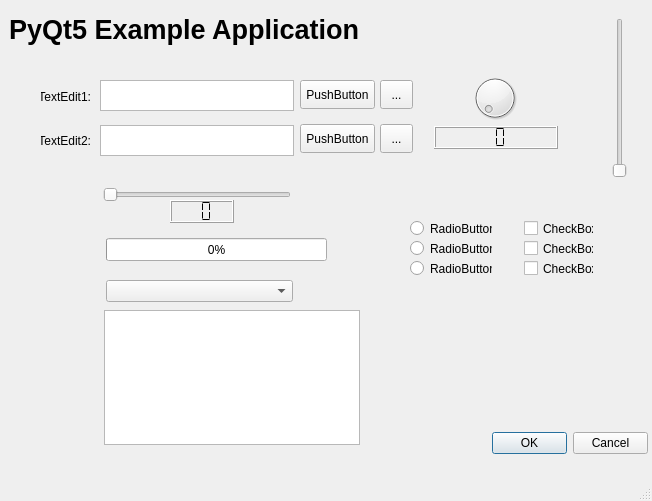
First picture: the form in PythonApplication1/MainWindow.ui, repository mdgarrison/PythonApplication1, before the edit.
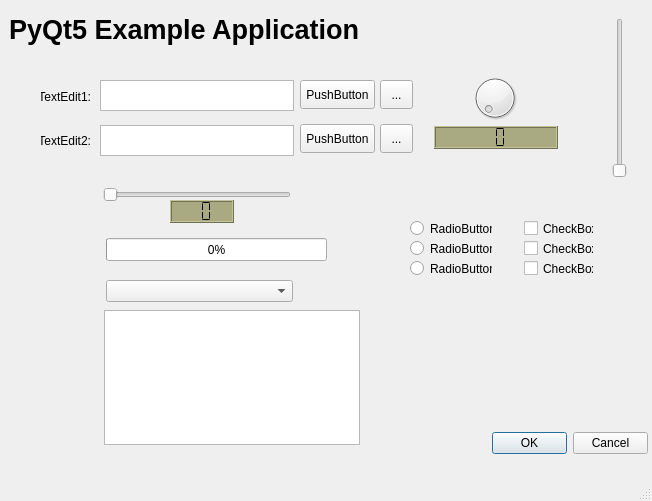
Second picture: the form after the edit. Custom widgets are drawn as their Qt base class.

What changed in the file:
```diff
--- a/PythonApplication1/MainWindow.ui
+++ b/PythonApplication1/MainWindow.ui
@@ -108,6 +108,9 @@
       <height>23</height>
      </rect>
     </property>
+    <property name="styleSheet">
+     <string notr="true">background-color: rgb(170,170,130)</string>
+    </property>
     <property name="smallDecimalPoint">
      <bool>false</bool>
     </property>
@@ -143,6 +146,9 @@
       <height>23</height>
      </rect>
     </property>
+    <property name="styleSheet">
+     <string notr="true">background-color: rgb(170, 170, 130)</string>
+    </property>
     <property name="digitCount">
      <number>2</number>
     </property>
@@ -355,6 +361,13 @@
   </widget>
   <widget class="QStatusBar" name="statusbar"/>
  </widget>
+ <customwidgets>
+  <customwidget>
+   <class>PlotWidget</class>
+   <extends>QGraphicsView</extends>
+   <header>pyqtgraph</header>
+  </customwidget>
+ </customwidgets>
  <resources/>
  <connections/>
 </ui>
```
Left out of the diff: 2 changed lines with no effect on the pictures.
